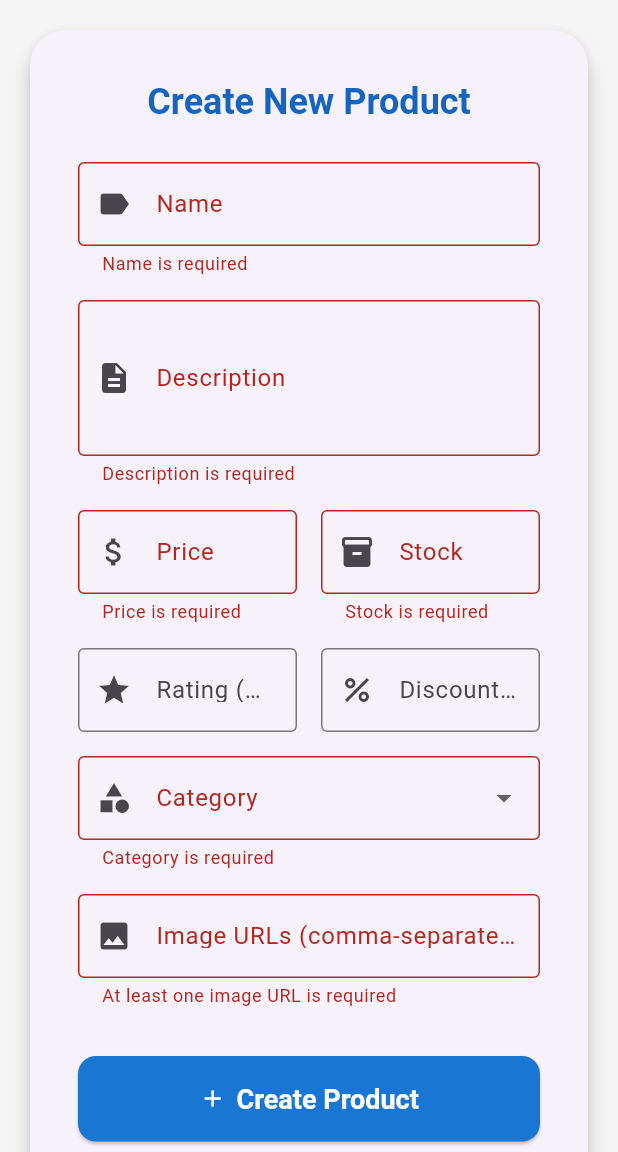
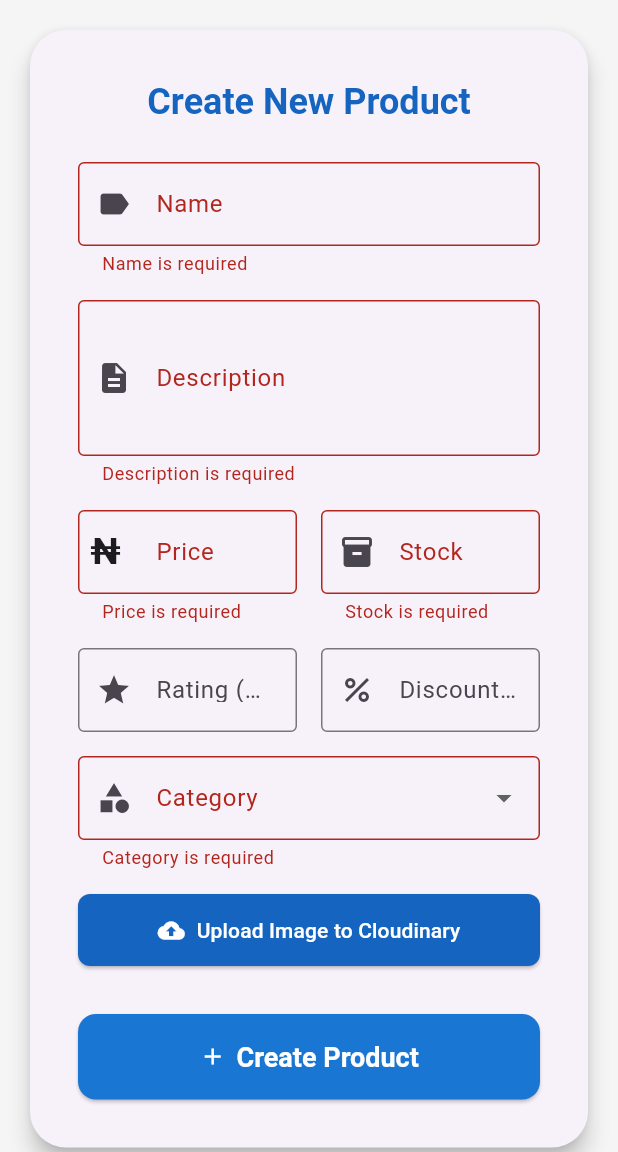
Before and after one commit to Joelodufu/shorp_admin, a Flutter app: the ProductFormScreen screen opened directly, after a tap on "Create Product", on a phone screen of 412 x 824 dp, the part 84-1236 px from its top. Run offline on Flutter 3.47's test engine with Material 3 defaults, Android fonts, the phone set to English and light mode, and no system bars; our stand-ins replace cached_network_image, dio, file_picker.

Commit message:
Added multiple image upload to a product

```diff
--- a/lib/features/product/domain/repositories/product_repository.dart
+++ b/lib/features/product/domain/repositories/product_repository.dart
@@ -1,8 +1,12 @@
+import 'dart:io';
+
 import '../../../../core/error/result.dart';
 import '../entities/product.dart';
 
 abstract class ProductRepository {
   Future<Result<List<Product>>> getProducts({String? category, String? search});
+  Future<Result<String>> uploadProductImage(File image);
+
   Future<Result<List<String>>> getCategories();
   Future<Result<Product>> createProduct(Product product);
   Future<Result<Product>> updateProduct(int poductId, Product product);
--- /dev/null
+++ b/lib/features/product/domain/usecases/upload_product_image.dart
@@ -0,0 +1,12 @@
+import 'dart:io';
+import '../../../../core/error/result.dart';
+import '../repositories/product_repository.dart';
+
+class UploadProductImage {
+  final ProductRepository repository;
+  UploadProductImage(this.repository);
+
+  Future<Result<String>> call(File image) {
+    return repository.uploadProductImage(image);
+  }
+}
--- a/lib/features/product/presentation/providers/product_provider.dart
+++ b/lib/features/product/presentation/providers/product_provider.dart
@@ -1,4 +1,7 @@
+import 'dart:io';
 import 'package:flutter/foundation.dart';
+import 'package:flutter/material.dart';
+import '../../../../core/error/result.dart';
 import '../../../../core/usecases/usecase.dart';
 import '../../domain/entities/product.dart';
 import '../../domain/usecases/get_products.dart';
@@ -6,26 +9,32 @@ import '../../domain/usecases/create_product.dart';
 import '../../domain/usecases/delete_product.dart';
 import '../../domain/usecases/get_categories.dart';
 import '../../domain/usecases/update_product.dart'; // <-- Add this import
-import '../../../../core/error/result.dart';
+import '../../domain/usecases/upload_product_image.dart';
 
-class ProductProvider with ChangeNotifier {
+class ProductProvider extends ChangeNotifier {
   final GetProducts getProducts;
   final GetCategories getCategories;
   final CreateProduct createProduct;
   final DeleteProduct deleteProduct;
-  final UpdateProduct updateProduct; // <-- Add this field
+  final UpdateProduct updateProduct;
+  final UploadProductImage uploadProductImage; // <-- Add this
 
   List<Product> _products = [];
   List<String> _categories = [];
   bool _isLoading = false;
   String? _error;
 
+  bool isUploading = false;
+  String? uploadError;
+  String? uploadedImageUrl;
+
   ProductProvider({
     required this.getProducts,
     required this.getCategories,
     required this.createProduct,
     required this.deleteProduct,
-    required this.updateProduct, // <-- Add this param
+    required this.updateProduct,
+    required this.uploadProductImage, // <-- Add this
   });
 
   List<Product> get products => _products;
@@ -145,4 +154,21 @@ class ProductProvider with ChangeNotifier {
       notifyListeners();
     }
   }
+
+  Future<void> uploadImage(File image) async {
+    isUploading = true;
+    uploadError = null;
+    uploadedImageUrl = null;
+    notifyListeners();
+
+    final result = await uploadProductImage(image);
+
+    isUploading = false;
+    if (result is Success<String>) {
+      uploadedImageUrl = result.value;
+    } else if (result is Failure<String>) {
+      uploadError = result.message;
+    }
+    notifyListeners();
+  }
 }
--- a/lib/features/product/presentation/screens/product_form_screen.dart
+++ b/lib/features/product/presentation/screens/product_form_screen.dart
@@ -1,5 +1,7 @@
+import 'dart:io';
 import 'package:flutter/material.dart';
 import 'package:provider/provider.dart';
+import 'package:file_picker/file_picker.dart'; // Use file_picker for desktop/mobile
 import '../../../carousel/presentation/widgets/slidebar.dart';
 import '../../data/models/product_model.dart';
 import '../../domain/entities/product.dart';
@@ -26,6 +28,8 @@ class ProductFormScreenState extends State<ProductFormScreen> {
   final _ratingController = TextEditingController();
   final _discountRateController = TextEditingController();
   final _imagesController = TextEditingController();
+  List<String> _uploadedImageUrls = [];
+  File? _pickedImage;
 
   @override
   void initState() {
@@ -39,8 +43,8 @@ class ProductFormScreenState extends State<ProductFormScreen> {
       _stockController.text = widget.product!.stock.toString();
       _ratingController.text = widget.product!.rating.toString();
       _discountRateController.text = widget.product!.discountRate.toString();
-      _imagesController.text = widget.product!.images.join(', ');
-      // Handle category selection and custom category
+      // Use product images as initial uploaded images
+      _uploadedImageUrls = List<String>.from(widget.product!.images);
       if (provider.categories.contains(widget.product!.category)) {
         _selectedCategory = widget.product!.category;
       } else {
@@ -112,7 +116,13 @@ class ProductFormScreenState extends State<ProductFormScreen> {
           controller: _priceController,
           decoration: const InputDecoration(
             labelText: 'Price',
-            prefixIcon: Icon(Icons.attach_money),
+            prefixIcon: Padding(
+              padding: EdgeInsets.all(8.0),
+              child: Text(
+                "₦",
+                style: TextStyle(fontWeight: FontWeight.bold, fontSize: 25),
+              ),
+            ),
             border: OutlineInputBorder(),
           ),
           keyboardType: TextInputType.number,
@@ -306,18 +316,16 @@ class ProductFormScreenState extends State<ProductFormScreen> {
             onPressed: () async {
               if (_formKey.currentState!.validate()) {
                 try {
-                  final imageUrls =
-                      _imagesController.text
-                          .split(',')
-                          .map((e) => e.trim())
-                          .where((e) => e.isNotEmpty)
-                          .toList();
-
+                  if (_uploadedImageUrls.isEmpty) {
+                    ScaffoldMessenger.of(context).showSnackBar(
+                      const SnackBar(content: Text('Please upload at least one image.')),
+                    );
+                    return;
+                  }
                   final category =
                       _selectedCategory == 'Custom'
                           ? _customCategoryController.text
                           : _selectedCategory!;
-
                   // Always use the original productId if editing
                   final int updatingProductId = widget.product?.productId ?? 0;
 
@@ -337,30 +345,29 @@ class ProductFormScreenState extends State<ProductFormScreen> {
                         _discountRateController.text.isNotEmpty
                             ? double.parse(_discountRateController.text)
                             : 0,
-                    images: imageUrls,
+                    images: _uploadedImageUrls, // <-- use uploaded images
                     createdAt: widget.product?.createdAt ?? '',
                     updatedAt: widget.product?.updatedAt ?? '',
                   );
 
-                  final debugModel = ProductModel(
-                    id: newProduct.id,
-                    productId: newProduct.productId,
-                    name: newProduct.name,
-                    description: newProduct.description,
-                    price: newProduct.price,
-                    category: newProduct.category,
-                    stock: newProduct.stock,
-                    rating: newProduct.rating,
-                    discountRate: newProduct.discountRate,
-                    images: newProduct.images,
-                    createdAt: newProduct.createdAt,
-                    updatedAt: newProduct.updatedAt,
-                  );
+                  // final debugModel = ProductModel(
+                  //   id: newProduct.id,
+                  //   productId: newProduct.productId,
+                  //   name: newProduct.name,
+                  //   description: newProduct.description,
+                  //   price: newProduct.price,
+                  //   category: newProduct.category,
+                  //   stock: newProduct.stock,
+                  //   rating: newProduct.rating,
+                  //   discountRate: newProduct.discountRate,
+                  //   images: newProduct.images,
+                  //   createdAt: newProduct.createdAt,
+                  //   updatedAt: newProduct.updatedAt,
+                  // );
 
                   // LOGGING: Print product details before update
                   print('--- Product Update Debug ---');
                   print('productId: $updatingProductId');
-                  print('Product JSON: ${debugModel.toJson()}');
                   print('----------------------------');
 
                   final provider = Provider.of<ProductProvider>(
@@ -395,6 +402,68 @@ class ProductFormScreenState extends State<ProductFormScreen> {
             },
           );
 
+  // Image upload logic using file_picker for cross-platform
+  Future<void> _pickAndUploadImage(ProductProvider provider) async {
+    // Calculate how many more images can be uploaded
+    final remaining = 5 - _uploadedImageUrls.length;
+    if (remaining <= 0) return;
+
+    final result = await FilePicker.platform.pickFiles(
+      type: FileType.image,
+      allowMultiple: true,
+    );
+
+    if (result != null && result.files.isNotEmpty) {
+      // Only pick up to the allowed number of images
+      final filesToUpload = result.files.take(remaining);
+
+      for (final file in filesToUpload) {
+        if (file.path != null) {
+          setState(() {
+            _pickedImage = File(file.path!);
+          });
+          await provider.uploadImage(_pickedImage!);
+          if (provider.uploadedImageUrl != null) {
+            setState(() {
+              _uploadedImageUrls.add(provider.uploadedImageUrl!);
+            });
+            ScaffoldMessenger.of(context).showSnackBar(
+              const SnackBar(content: Text('Image uploaded!')),
+            );
+          } else if (provider.uploadError != null) {
+            ScaffoldMessenger.of(context).showSnackBar(
+              SnackBar(content: Text('Upload failed: ${provider.uploadError}')),
+            );
+          }
+        }
+      }
+    }
+  }
+
+  // Widget to show uploaded images as thumbnails
+  Widget _buildUploadedImages() {
+    return Wrap(
+      spacing: 8,
+      children: _uploadedImageUrls.map((url) => Stack(
+        alignment: Alignment.topRight,
+        children: [
+          ClipRRect(
+            borderRadius: BorderRadius.circular(8),
+            child: Image.network(url, height: 80, width: 80, fit: BoxFit.cover),
+          ),
+          IconButton(
+            icon: const Icon(Icons.close, size: 18, color: Colors.red),
+            onPressed: () {
+              setState(() {
+                _uploadedImageUrls.remove(url);
+              });
+            },
+          ),
+        ],
+      )).toList(),
+    );
+  }
+
   @override
   Widget build(BuildContext context) {
     final provider = Provider.of<ProductProvider>(context);
@@ -410,11 +479,15 @@ class ProductFormScreenState extends State<ProductFormScreen> {
         title: Text(widget.product == null ? 'Add Product' : 'Edit Product'),
         leading:
             isMobile
-                ? IconButton(
-                  icon: const Icon(Icons.menu),
-                  onPressed: () {
-                    Scaffold.of(context).openDrawer();
-                  },
+                ? Builder(
+                  builder: (drawerContext) {
+                    return IconButton(
+                      icon: const Icon(Icons.menu),
+                      onPressed: () {
+                        Scaffold.of(drawerContext).openDrawer();
+                      },
+                    );
+                  }
                 )
                 : null,
       ),
@@ -482,7 +555,42 @@ class ProductFormScreenState extends State<ProductFormScreen> {
                                 _buildCustomCategoryField(),
                               ],
                               const SizedBox(height: 16),
-                              _buildImagesField(),
+                              // --- Image upload section ---
+                              Consumer<ProductProvider>(
+                                builder: (context, provider, _) => Column(
+                                  crossAxisAlignment: CrossAxisAlignment.stretch,
+                                  children: [
+                                    ElevatedButton.icon(
+                                      icon: const Icon(Icons.cloud_upload),
+                                      label: Text(
+                                        _uploadedImageUrls.length >= 5
+                                            ? 'Maximum 5 Images'
+                                            : 'Upload Image to Cloudinary',
+                                      ),
+                                      onPressed: provider.isUploading || _uploadedImageUrls.length >= 5
+                                          ? null
+                                          : () => _pickAndUploadImage(provider),
+                                      style: ElevatedButton.styleFrom(
+                                        backgroundColor: Colors.blue[800],
+                                        foregroundColor: Colors.white,
+                                        padding: const EdgeInsets.symmetric(vertical: 14),
+                                        shape: RoundedRectangleBorder(
+                                          borderRadius: BorderRadius.circular(8),
+                                        ),
+                                      ),
+                                    ),
+                                    if (provider.isUploading)
+                                      const Padding(
+                                        padding: EdgeInsets.symmetric(vertical: 8.0),
+                                        child: LinearProgressIndicator(),
+                                      ),
+                                    if (_uploadedImageUrls.isNotEmpty) ...[
+                                      const SizedBox(height: 12),
+                                      _buildUploadedImages(),
+                                    ],
+                                  ],
+                                ),
+                              ),
                               const SizedBox(height: 32),
                               // Submit button
                               _buildSubmitButton(provider),
--- a/lib/injection_container.dart
+++ b/lib/injection_container.dart
@@ -9,6 +9,7 @@ import 'features/product/domain/usecases/create_product.dart';
 import 'features/product/domain/usecases/delete_product.dart';
 import 'features/product/domain/usecases/get_categories.dart';
 import 'features/product/domain/usecases/update_product.dart'; // <-- Add this import
+import 'features/product/domain/usecases/upload_product_image.dart'; // <-- Add this import
 import 'features/product/presentation/providers/product_provider.dart';
 import 'features/carousel/data/datasources/carousel_remote_data_source.dart';
 import 'features/carousel/data/repositories/carousel_repository_impl.dart';
@@ -53,7 +54,8 @@ class InjectionContainer {
     register<GetCategories>(GetCategories(productRepository));
     register<CreateProduct>(CreateProduct(productRepository));
     register<DeleteProduct>(DeleteProduct(productRepository));
-    register<UpdateProduct>(UpdateProduct(productRepository)); // <-- Register UpdateProduct
+    register<UpdateProduct>(UpdateProduct(productRepository));
+    register<UploadProductImage>(UploadProductImage(productRepository)); // <-- Register UploadProductImage
 
     register<ProductProvider>(
       ProductProvider(
@@ -62,6 +64,7 @@ class InjectionContainer {
         createProduct: get<CreateProduct>(),
         deleteProduct: get<DeleteProduct>(),
         updateProduct: get<UpdateProduct>(),
+        uploadProductImage: get<UploadProductImage>(), // <-- Inject here
       ),
     );
 
--- a/pubspec.yaml
+++ b/pubspec.yaml
@@ -12,9 +12,9 @@ dependencies:
   cupertino_icons: ^1.0.8
   provider: ^6.1.5
   dio: ^5.8.0+1
-  image_picker: ^1.1.2
   device_preview: ^1.2.0
   cached_network_image: ^3.4.1
+  file_picker: ^10.1.9
 
 dev_dependencies:
   flutter_test:
```
Also changed, not shown: lib/features/carousel/presentation/screens/carousel_form_screen.dart (+9 -6 lines), lib/features/product/data/datasources/product_remote_data_source.dart (+21 -0 lines), lib/features/product/data/repositories/product_repository_impl.dart (+16 -0 lines), lib/features/product/presentation/screens/product_list_screen.dart (+33 -11 lines), lib/features/product/presentation/widgets/product_item.dart (+21 -10 lines), lib/main.dart (+12 -5 lines), pubspec.lock, 5 other files.
